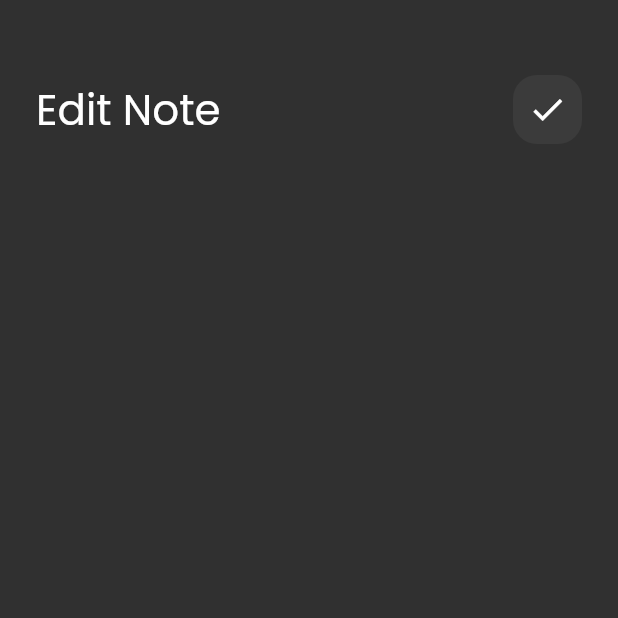
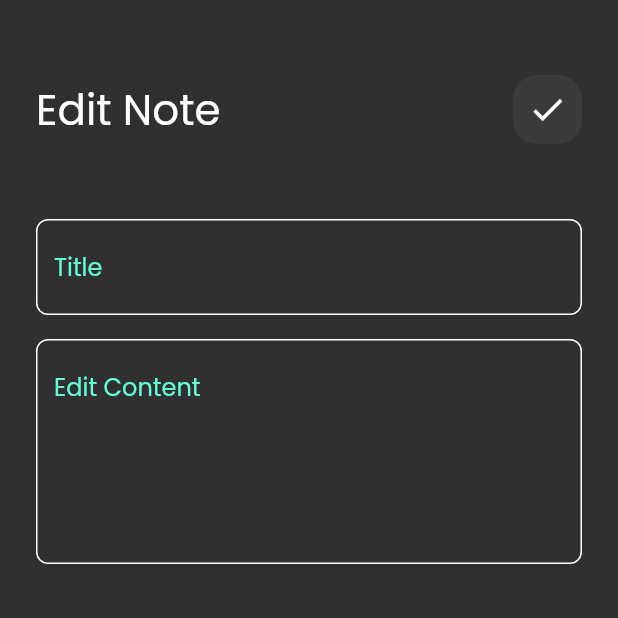
Before and after one commit to ahhmedsafwat/note_app, a Flutter app: the EditNote screen opened by its route, on a phone screen of 412 x 824 dp, the top half of it. Run offline on Flutter 3.47's test engine with Material 2 defaults, Android fonts, the phone set to English and light mode, and no system bars; our stand-ins replace font_awesome_flutter.

Commit message:
done of the edit note view ✅✅

```diff
--- a/lib/views/widgets/edit_note_view.dart
+++ b/lib/views/widgets/edit_note_view.dart
@@ -1,5 +1,6 @@
 import 'package:flutter/material.dart';
 import 'package:note_app/views/widgets/custom_appbar.dart';
+import 'package:note_app/views/widgets/custom_text_field.dart';
 
 class EditNoteView extends StatelessWidget {
   const EditNoteView({super.key});
@@ -17,6 +18,19 @@ class EditNoteView extends StatelessWidget {
             title: 'Edit Note',
             icon: Icons.done,
           ),
+          SizedBox(
+            height: 50,
+          ),
+          CustomTextField(
+            hint: 'Title',
+          ),
+          SizedBox(
+            height: 16,
+          ),
+          CustomTextField(
+            hint: 'Edit Content',
+            maxlines: 5,
+          ),
         ],
       ),
     );
```
